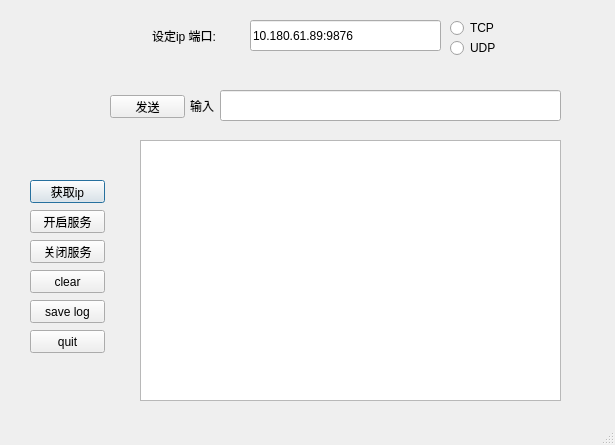
Before: the Qt Designer form ui/socketUI.ui in watermelonharry/socket_func_pyqt, drawn with Qt 5.
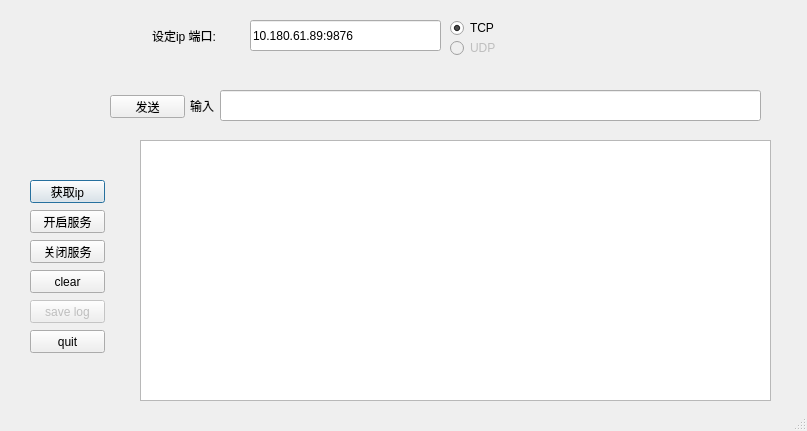
After: the same form once the commit is applied.

```diff
--- a/ui/socketUI.ui
+++ b/ui/socketUI.ui
@@ -6,8 +6,8 @@
    <rect>
     <x>0</x>
     <y>0</y>
-    <width>615</width>
-    <height>445</height>
+    <width>807</width>
+    <height>431</height>
    </rect>
   </property>
   <property name="windowTitle">
@@ -21,7 +21,7 @@
     <rect>
      <x>140</x>
      <y>140</y>
-     <width>421</width>
+     <width>631</width>
      <height>261</height>
     </rect>
    </property>
@@ -77,8 +77,14 @@
    <property name="text">
     <string>TCP</string>
    </property>
+   <property name="checked">
+    <bool>true</bool>
+   </property>
   </widget>
   <widget class="QRadioButton" name="sock_udp_rbtn">
+   <property name="enabled">
+    <bool>false</bool>
+   </property>
    <property name="geometry">
     <rect>
      <x>450</x>
@@ -131,6 +137,9 @@
    </property>
   </widget>
   <widget class="QPushButton" name="sock_save_log_btn">
+   <property name="enabled">
+    <bool>false</bool>
+   </property>
    <property name="geometry">
     <rect>
      <x>30</x>
@@ -142,6 +151,9 @@
    <property name="text">
     <string>save log</string>
    </property>
+   <property name="checkable">
+    <bool>false</bool>
+   </property>
   </widget>
   <widget class="QPushButton" name="sock_close_btn">
    <property name="geometry">
@@ -187,7 +199,7 @@
     <rect>
      <x>220</x>
      <y>90</y>
-     <width>341</width>
+     <width>541</width>
      <height>31</height>
     </rect>
    </property>
```
Left out of the diff: 3 changed lines with no effect on the pictures.
